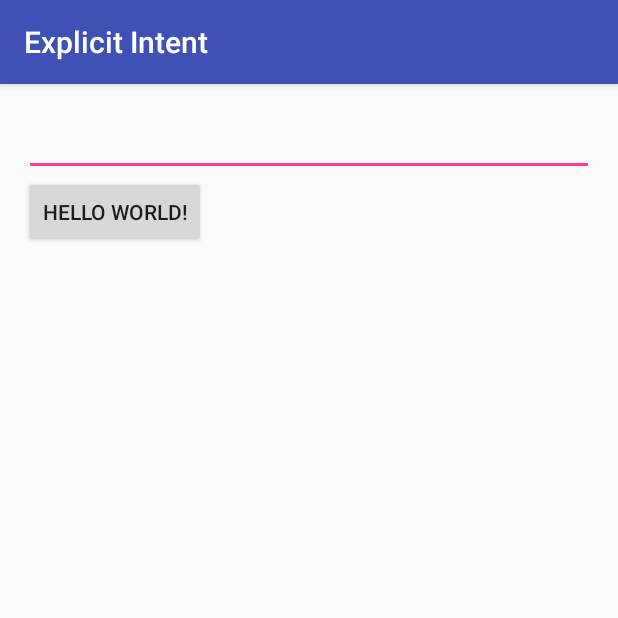
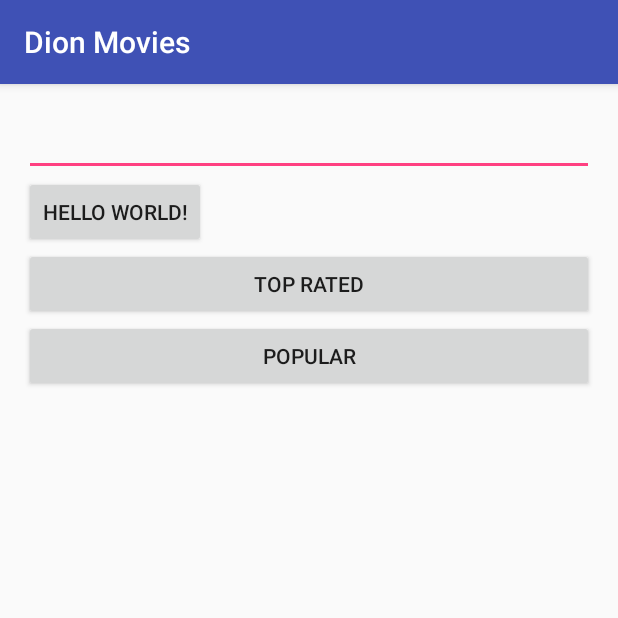
Before and after one commit to diondjkn/P2-Popular-Movies-Stage-2, an Android app: the screen it shows after launch (MainActivity), on a phone screen of 412 x 824 dp, the top half of it. Run offline under Robolectric (Android 15) with nearby library versions, the phone set to English and light mode, and no system bars.

Commit message:
170709 Setting Tombol
sebelum bongkar total

```diff
--- a/app/src/main/java/com/example/android/explicitintent/MainActivity.java
+++ b/app/src/main/java/com/example/android/explicitintent/MainActivity.java
@@ -29,6 +29,8 @@ public class MainActivity extends AppCompatActivity {
     /* Fields that will store our EditText and Button */
     private EditText mNameEntry;
     private Button mDoSomethingCoolButton;
+    private Button mSortTopRated;
+    private Button mSortPopular;
 
     @Override
     protected void onCreate(Bundle savedInstanceState) {
@@ -42,6 +44,8 @@ public class MainActivity extends AppCompatActivity {
          */
         mDoSomethingCoolButton = (Button) findViewById(R.id.b_do_something_cool);
         mNameEntry = (EditText) findViewById(R.id.et_text_entry);
+        mSortTopRated = (Button) findViewById(R.id.b_top_rated);
+        mSortPopular = (Button) findViewById(R.id.b_popular);
 
         /* Setting an OnClickListener allows us to do something when this button is clicked. */
         mDoSomethingCoolButton.setOnClickListener(new OnClickListener() {
@@ -51,38 +55,64 @@ public class MainActivity extends AppCompatActivity {
              *
              * @param v The view that is clicked. In this case, it's mDoSomethingCoolButton.
              */
+
             @Override
             public void onClick(View v) {
                 // TODO OK (1) Retrieve the text from the EditText and store it in a variable
                 String textEntered = mNameEntry.getText().toString();
 
-
-                /*
-                 * Storing the Context in a variable in this case is redundant since we could have
-                 * just used "this" or "MainActivity.this" in the method call below. However, we
-                 * wanted to demonstrate what parameter we were using "MainActivity.this" for as
-                 * clear as possible.
-                 */
                 Context context = MainActivity.this;
 
-                /* This is the class that we want to start (and open) when the button is clicked. */
                 Class destinationActivity = ChildActivity.class;
 
-                /*
-                 * Here, we create the Intent that will start the Activity we specified above in
-                 * the destinationActivity variable. The constructor for an Intent also requires a
-                 * context, which we stored in the variable named "context".
-                 */
                 Intent startChildActivityIntent = new Intent(context, destinationActivity);
 
-                // TODO OK (2) Use the putExtra method to put the String from the EditText in the Intent
                 startChildActivityIntent.putExtra(Intent.EXTRA_TEXT, textEntered);
 
+                startActivity(startChildActivityIntent);
+            }
+        });
+        mSortTopRated.setOnClickListener(new OnClickListener() {
 
-                /*
-                 * Once the Intent has been created, we can use Activity's method, "startActivity"
-                 * to start the ChildActivity.
-                 */
+            /**
+             *  Catatan tombol Top Rated
+             * */
+
+            @Override
+            public void onClick(View v) {
+                // TODO OK (1) Retrieve the text from the EditText and store it in a variable
+                String textEntered = mNameEntry.getText().toString();
+
+                Context context = MainActivity.this;
+
+                Class destinationActivity = ChildActivity.class;
+
+                Intent startChildActivityIntent = new Intent(context, destinationActivity);
+
+                startChildActivityIntent.putExtra(Intent.EXTRA_TEXT, textEntered);
+
+                startActivity(startChildActivityIntent);
+            }
+        });
+        mSortPopular.setOnClickListener(new OnClickListener() {
+
+            /**
+             *  Catatan tombol Popular
+             * */
+
+            @Override
+            public void onClick(View v) {
+                // TODO OK (1) Retrieve the text from the EditText and store it in a variable
+                String textEntered = mNameEntry.getText().toString();
+
+                Context context = MainActivity.this;
+
+                Class destinationActivity = ChildActivity.class;
+
+                Intent startChildActivityIntent = new Intent(context, destinationActivity);
+
+                startChildActivityIntent.putExtra(Intent.EXTRA_TEXT, textEntered);
+
                 startActivity(startChildActivityIntent);
             }
         });
--- a/app/src/main/res/layout/activity_main.xml
+++ b/app/src/main/res/layout/activity_main.xml
@@ -22,5 +22,14 @@
         android:layout_width="wrap_content"
         android:layout_height="wrap_content"
         android:text="Hello World!"/>
-
+    <Button
+        android:id="@+id/b_top_rated"
+        android:layout_width="match_parent"
+        android:layout_height="wrap_content"
+        android:text="Top Rated"/>
+    <Button
+        android:id="@+id/b_popular"
+        android:layout_width="match_parent"
+        android:layout_height="wrap_content"
+        android:text="Popular"/>
 </LinearLayout>
--- a/app/src/main/res/values/strings.xml
+++ b/app/src/main/res/values/strings.xml
@@ -14,5 +14,5 @@
   limitations under the License.
 -->
 <resources>
-    <string name="app_name">Explicit Intent</string>
+    <string name="app_name">Dion Movies</string>
 </resources>
```
